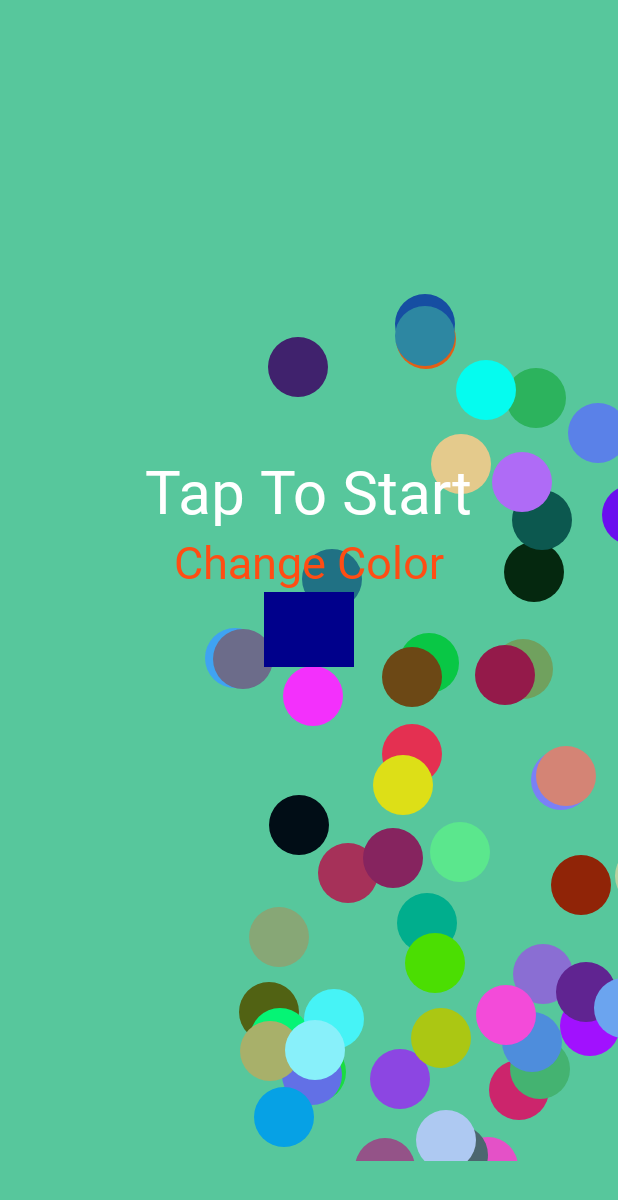
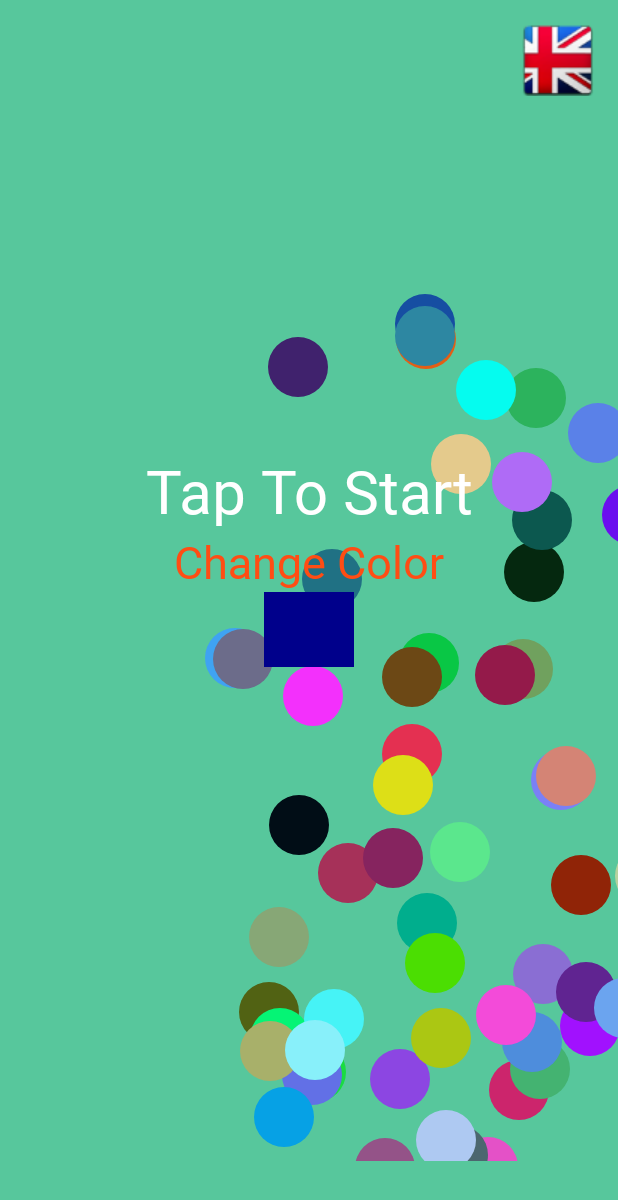
Before and after one commit to riadmmdli/Ball-Bounce-Arcade-Game, an Android app: the screen it shows after launch (MainActivity), after a tap on an icon or button, on a phone screen of 412 x 824 dp. Shown: the top 1200 px of the screen. Run offline under Robolectric (Android 15) with nearby library versions, the phone set to English and light mode, and no system bars; Roboto replaces fonts that are not available here.

Commit message:
Turkish language preference added

```diff
--- a/app/src/main/java/com/example/bounceball/MainActivity.java
+++ b/app/src/main/java/com/example/bounceball/MainActivity.java
@@ -2,6 +2,7 @@ package com.example.bounceball;
 
 
 import android.app.AlertDialog;
+import android.content.res.Configuration;
 import android.os.Bundle;
 import android.view.animation.Animation;
 import android.view.animation.AnimationUtils;
@@ -16,6 +17,8 @@ import androidx.constraintlayout.widget.ConstraintLayout;
 
 import android.content.Intent;
 import android.widget.TextView;
+
+import java.util.Locale;
 
 public class MainActivity extends AppCompatActivity {
 
@@ -36,40 +39,76 @@ public class MainActivity extends AppCompatActivity {
     protected void onCreate(Bundle savedInstanceState) {
 
         super.onCreate(savedInstanceState);
+
+        // 🔧 FIXED: Initialize sharedPreferences first
+        sharedPreferences = getSharedPreferences("GamePrefs", MODE_PRIVATE);
+
+        // ✅ Load and apply saved language
+        String langCode = sharedPreferences.getString("lang", "en");
+        setLocale(langCode);
+
+        // ✅ Set layout AFTER setting locale
         setContentView(R.layout.activity_main);
 
-        sharedPreferences = getSharedPreferences("GamePrefs", MODE_PRIVATE);
-        currentColorIndex = sharedPreferences.getInt("ballColorIndex", 0); // Load saved color
+        currentColorIndex = sharedPreferences.getInt("ballColorIndex", 0);
 
         TextView tapToStart = findViewById(R.id.tapToStart);
         btnChangeColor = findViewById(R.id.btnChangeColor);
         startTapArea = findViewById(R.id.startTapArea);
 
-        // Set initial color of the button
         btnChangeColor.setBackgroundColor(colors[currentColorIndex]);
 
         Animation waveAnimation = AnimationUtils.loadAnimation(this, R.anim.wave_anim);
         tapToStart.startAnimation(waveAnimation);
 
-
-
-        // Handle color change button click
         btnChangeColor.setOnClickListener(view -> {
-            currentColorIndex = (currentColorIndex + 1) % colors.length; // Cycle colors
-            sharedPreferences.edit().putInt("ballColorIndex", currentColorIndex).apply(); // Save choice
-            btnChangeColor.setBackgroundColor(colors[currentColorIndex]); // Update button color
+            currentColorIndex = (currentColorIndex + 1) % colors.length;
+            sharedPreferences.edit().putInt("ballColorIndex", currentColorIndex).apply();
+            btnChangeColor.setBackgroundColor(colors[currentColorIndex]);
             view.setClickable(true);
         });
 
         startTapArea.setOnClickListener(view -> {
             Intent intent = new Intent(MainActivity.this, GameActivity.class);
             startActivity(intent);
+        });
 
-        });
+        ImageButton btnLanguage = findViewById(R.id.btnLanguage);
+
+// Set initial flag icon
+        if (langCode.equals("tr")) {
+            btnLanguage.setImageResource(R.drawable.flag_tr);
+        } else {
+            btnLanguage.setImageResource(R.drawable.flag_en);
+        }
+
+// Toggle language + icon
+        btnLanguage.setOnClickListener(v -> {
+            String currentLang = sharedPreferences.getString("lang", "en");
+            String newLang = currentLang.equals("tr") ? "en" : "tr";
+            sharedPreferences.edit().putString("lang", newLang).apply();
+            setLocale(newLang);
+            recreate(); // Apply language change
+
+            // Update icon after recreation (optional)
+
+
+    });
+
 
 
     }
-    @Override
+private void setLocale(String langCode) {
+    Locale locale = new Locale(langCode);
+    Locale.setDefault(locale);
+
+    Configuration config = new Configuration();
+    config.setLocale(locale);
+    getResources().updateConfiguration(config, getResources().getDisplayMetrics());
+}
+
+
+@Override
     public void onBackPressed() {
         new AlertDialog.Builder(this)
                 .setTitle("Exit Game")
--- a/app/src/main/res/layout/activity_main.xml
+++ b/app/src/main/res/layout/activity_main.xml
@@ -31,21 +31,26 @@
         android:layout_marginTop="50dp"
         android:layout_marginBottom="50dp"/>
 
+
     <TextView
         android:id="@+id/tapToStart"
-        android:layout_width="wrap_content"
+        android:layout_width="0dp"
         android:layout_height="wrap_content"
         android:layout_marginTop="300dp"
         android:fontFamily="@font/bungee_spice"
-        android:text="Tap To Start"
+        android:text="@string/tap_to_start"
         android:textColor="#FFFFFF"
         android:textSize="40sp"
+        android:gravity="center"
+        android:ellipsize="none"
+        android:maxLines="2"
         app:layout_constraintBottom_toTopOf="@id/txtChangeColor"
-        app:layout_constraintHorizontal_bias="0.5"
         app:layout_constraintLeft_toLeftOf="parent"
         app:layout_constraintRight_toRightOf="parent"
         app:layout_constraintTop_toTopOf="parent"
+        app:layout_constraintHorizontal_bias="0.5"
         app:layout_constraintVertical_bias="0.5" />
+
 
     <TextView
         android:id="@+id/txtChangeColor"
@@ -53,7 +58,7 @@
         android:layout_height="wrap_content"
         android:fontFamily="@font/bungee_spice"
         android:gravity="center"
-        android:text="Change Color"
+        android:text="@string/change_color"
         android:textColor="#FF4D14"
         android:textSize="30sp"
         android:typeface="sans"
@@ -74,4 +79,15 @@
         app:layout_constraintHorizontal_bias="0.5"
         app:layout_constraintVertical_bias="0.5" />
 
+    <ImageButton
+        android:id="@+id/btnLanguage"
+        android:layout_width="48dp"
+        android:layout_height="48dp"
+        android:layout_margin="16dp"
+        android:background="@android:color/transparent"
+        android:contentDescription="Change Language"
+        app:layout_constraintTop_toTopOf="parent"
+        app:layout_constraintEnd_toEndOf="parent" />
+
+
 </androidx.constraintlayout.widget.ConstraintLayout>
```
Also changed, not shown: app/src/main/java/com/example/bounceball/GameActivity.java (+8 -7 lines), app/src/main/java/com/example/bounceball/GameView.java (+13 -5 lines), app/src/main/res/values/strings.xml (+13 -1 lines), app/src/main/res/drawable/flag_en.png (added), app/src/main/res/drawable/flag_tr.png (added), 1 other file.
